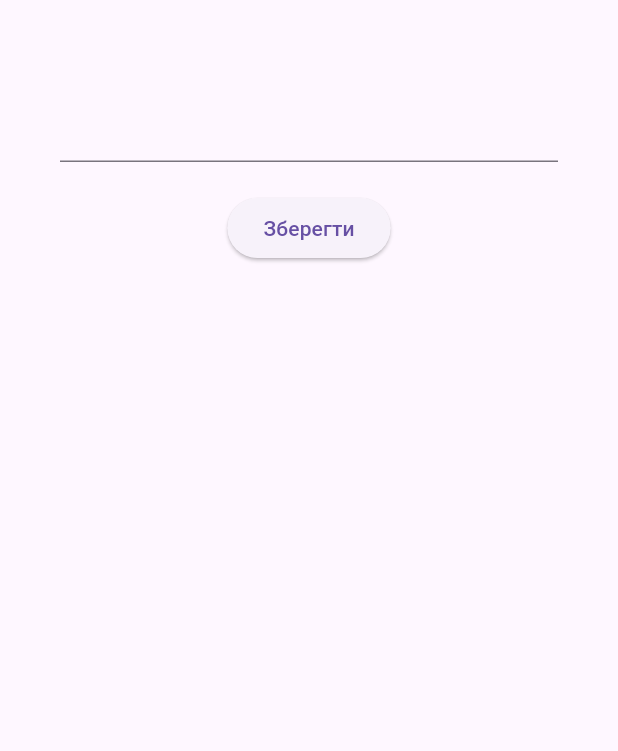
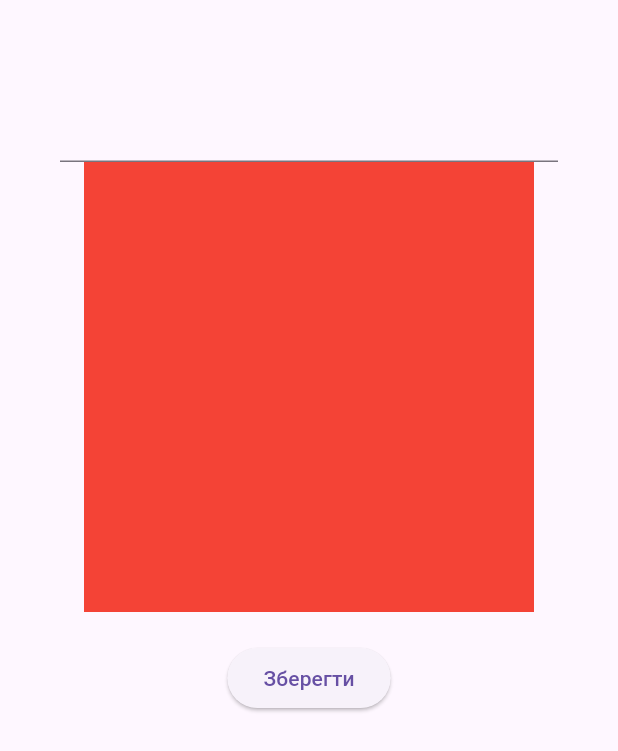
Before and after one commit to ErikaOlexandrivna/sharedpreferences, a Flutter app: the screen it shows after launch, on a phone screen of 412 x 824 dp. Shown: the top 751 px of the screen. Run offline on Flutter 3.47's test engine with Material 3 defaults, Android fonts, the phone set to English and light mode, and no system bars; our stand-ins replace shared_preferences.

Commit message:
added container

```diff
--- a/lib/pages/home_page.dart
+++ b/lib/pages/home_page.dart
@@ -73,6 +73,11 @@ class _HomePageState extends State<HomePage> {
                   TextField(
                     controller: nameController,
                   ),
+                  Container(
+                    height: 300,
+                    width: 300,
+                    color: Colors.red,
+                  ),
                   const SizedBox(height: 20),
                   ElevatedButton(
                     onPressed: addItemToList,
```
